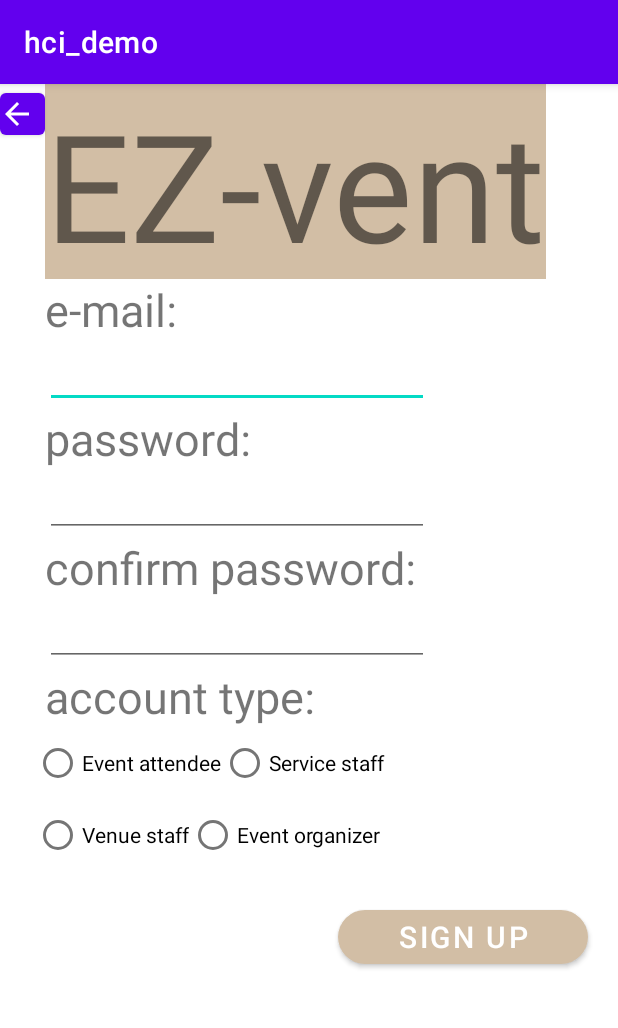
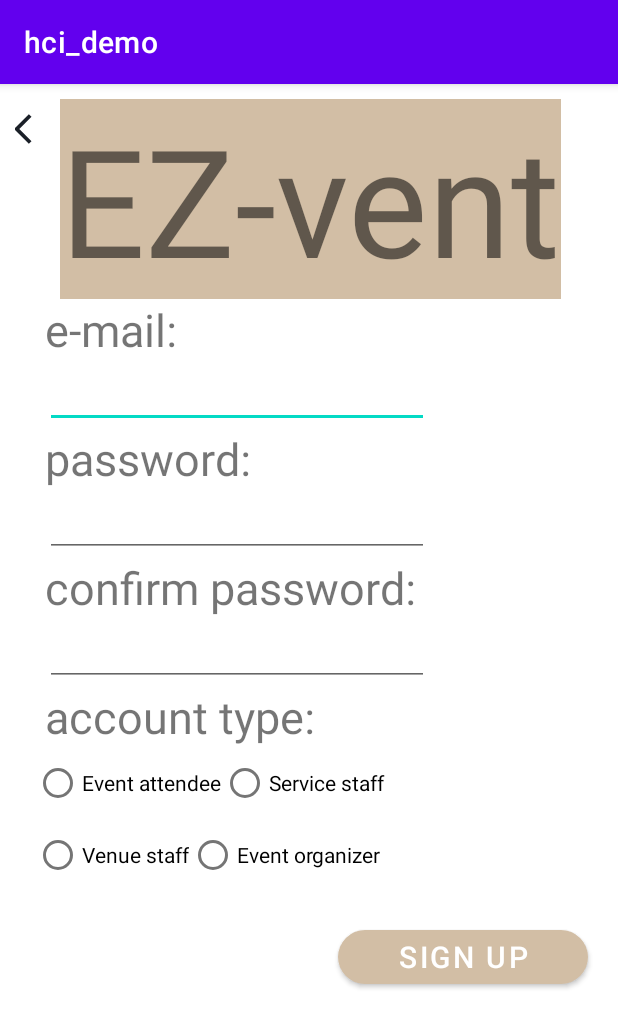
Before and after one commit to liri9/hci_demo, an Android app: the SignUpActivity screen opened directly, with no data from a screen before it, on a phone screen of 412 x 824 dp. Shown: the top 1028 px of the screen. Run offline under Robolectric (Android 15) with nearby library versions, the phone set to English and light mode, and no system bars.

Commit message:
Back for sign up

```diff
--- a/app/src/main/res/layout/activity_sign_up.xml
+++ b/app/src/main/res/layout/activity_sign_up.xml
@@ -12,32 +12,34 @@
         android:layout_height="match_parent"
         android:orientation="vertical">
 
-        <LinearLayout
-            android:layout_width="400dp"
-            android:layout_height="130dp">
+        <androidx.appcompat.widget.LinearLayoutCompat
+            android:layout_width="match_parent"
+            android:layout_height="wrap_content"
+            android:layout_marginTop="10dp"
+            android:orientation="horizontal">
             <com.google.android.material.button.MaterialButton
+                android:id="@+id/org_myEvent_BTN_back"
                 android:layout_width="30dp"
                 android:layout_height="40dp"
-            android:layout_gravity="center_horizontal"
-            app:icon="@drawable/baseline_arrow_back_24"
-            app:iconGravity="textStart">
-
-
-        </com.google.android.material.button.MaterialButton>
+                android:layout_marginStart="10dp"
+                android:layout_gravity="start"
+                android:background="@android:color/transparent"
+                app:iconTint="#1B2028"
+                app:icon="@drawable/baseline_arrow_back_ios_24"
+                app:iconGravity="textStart"/>
 
             <TextView
                 android:layout_width="wrap_content"
                 android:layout_height="wrap_content"
                 android:layout_gravity="center"
                 android:background="#d2bea5"
-
                 android:text="EZ-vent"
                 android:textSize="100sp"
                 app:layout_constraintBottom_toBottomOf="parent"
                 app:layout_constraintEnd_toEndOf="parent"
                 app:layout_constraintStart_toStartOf="parent"
                 app:layout_constraintTop_toTopOf="parent" />
-        </LinearLayout>
+        </androidx.appcompat.widget.LinearLayoutCompat>
         <TextView
             android:layout_width="wrap_content"
             android:layout_height="wrap_content"
```
Lines whose indentation alone changed are shown as unchanged.
